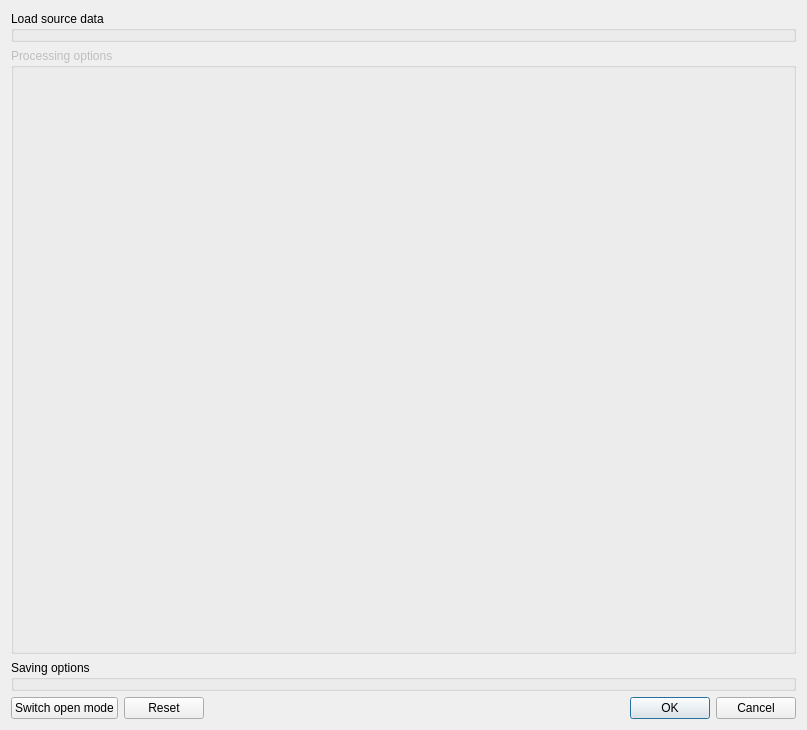
This is src/toolBase/tooldialog.ui in shine5402/KiraOtoToolbox as Qt 5 draws it before an edit. The edited form follows.
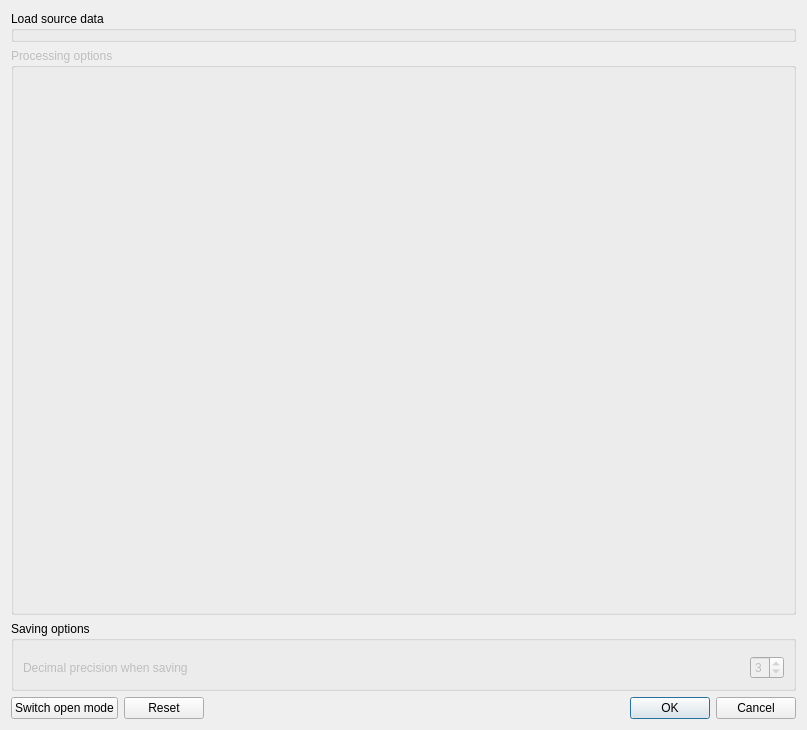
This is the edited form. The open tabs and pages were chosen to show the change. Custom widgets are drawn as their Qt base class.

Commit message: Extrac precision setting into tooldialog

```diff
--- a/src/toolBase/tooldialog.ui
+++ b/src/toolBase/tooldialog.ui
@@ -114,26 +114,26 @@
       <string>Saving options</string>
      </property>
      <layout class="QGridLayout" name="gridLayout_5">
-      <property name="leftMargin">
-       <number>0</number>
-      </property>
-      <property name="topMargin">
-       <number>0</number>
-      </property>
-      <property name="rightMargin">
-       <number>0</number>
-      </property>
-      <property name="bottomMargin">
-       <number>0</number>
-      </property>
-      <property name="spacing">
-       <number>0</number>
-      </property>
       <item row="0" column="0">
-       <widget class="QStackedWidget" name="stackedSaveWidget">
+       <widget class="QWidget" name="saveOptionsContainer" native="true">
         <property name="enabled">
          <bool>false</bool>
         </property>
+        <layout class="QVBoxLayout" name="verticalLayout">
+         <property name="leftMargin">
+          <number>0</number>
+         </property>
+         <property name="topMargin">
+          <number>0</number>
+         </property>
+         <property name="rightMargin">
+          <number>0</number>
+         </property>
+         <property name="bottomMargin">
+          <number>0</number>
+         </property>
+         <item>
+          <widget class="QStackedWidget" name="stackedSaveWidget">
         <property name="currentIndex">
          <number>0</number>
         </property>
@@ -175,6 +175,43 @@
           </item>
          </layout>
         </widget>
+          </widget>
+         </item>
+         <item>
+          <layout class="QHBoxLayout" name="horizontalLayout_2">
+           <item>
+            <widget class="QLabel" name="label">
+             <property name="text">
+              <string>Decimal precision when saving</string>
+             </property>
+            </widget>
+           </item>
+           <item>
+            <spacer name="horizontalSpacer">
+             <property name="orientation">
+              <enum>Qt::Horizontal</enum>
+             </property>
+             <property name="sizeHint" stdset="0">
+              <size>
+               <width>40</width>
+               <height>20</height>
+              </size>
+             </property>
+            </spacer>
+           </item>
+           <item>
+            <widget class="QSpinBox" name="precisionSpinBox">
+             <property name="maximum">
+              <number>5</number>
+             </property>
+             <property name="value">
+              <number>3</number>
+             </property>
+            </widget>
+           </item>
+          </layout>
+         </item>
+        </layout>
        </widget>
       </item>
      </layout>
```
Left out of the diff: 2 changed lines with no effect on the pictures. Lines whose indentation alone changed are shown as unchanged. The commit also changes 5 other files.
